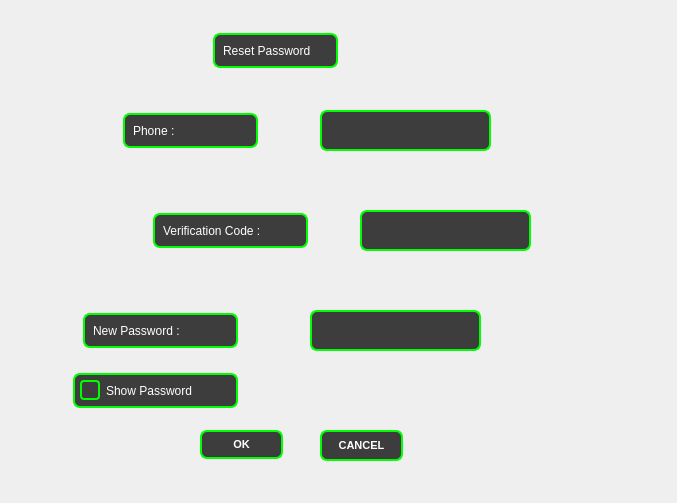
First picture: the form in login.ui, repository ProjetCpp-2425/projetcpp-smart-pharmacy-2a30, before the edit.
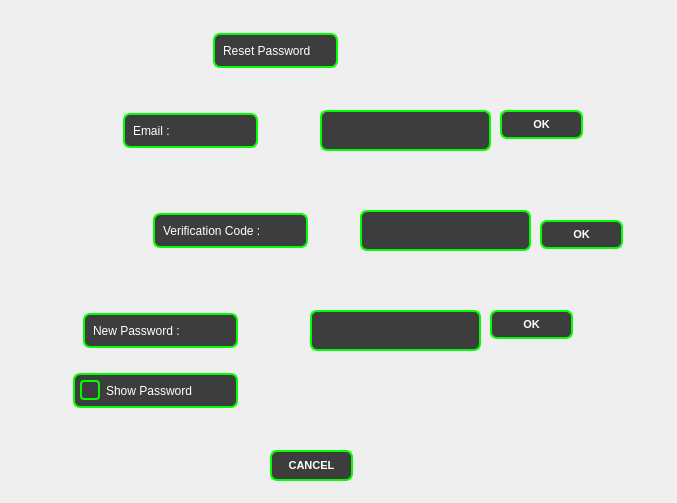
Second picture: the form after the edit. The open tabs and pages were chosen to show the change.

```diff
--- a/login.ui
+++ b/login.ui
@@ -18,7 +18,7 @@
     <rect>
      <x>20</x>
      <y>10</y>
-     <width>581</width>
+     <width>631</width>
      <height>471</height>
     </rect>
    </property>
@@ -855,71 +855,14 @@
 </string>
      </property>
      <property name="text">
-      <string>Phone :</string>
-     </property>
-    </widget>
-    <widget class="QPushButton" name="ok_2">
-     <property name="geometry">
-      <rect>
-       <x>180</x>
-       <y>420</y>
-       <width>83</width>
-       <height>29</height>
-      </rect>
-     </property>
-     <property name="styleSheet">
-      <string notr="true">/* QPushButton Styling */
-QPushButton {
-    border-style: solid;
-    background-color: #3d3d3d;  /* Same dark background */
-    color: #ffffff;  /* White text */
-    font-size: 11px;  /* Increase font size */
-    font-weight: bold;  /* Make text bold */
-    border-radius: 7px;  /* Rounded corners */
-    border-width: 2px;  /* Set border width */
-    border-color: #00ff00;  /* Green border */
-    padding: 8px 15px;  /* Padding for button spacing */
-    outline: none; /* Remove default focus outline */
-}
-
-/* Hover effect */
-QPushButton:hover {
-    color: #e0e0e0;  /* Slightly brighter text on hover */
-    background-color: qlineargradient(spread:pad, x1:0.517, y1:0, x2:0.517, y2:1, stop:0 rgba(45, 45, 45, 255), stop:0.505682 rgba(45, 45, 45, 255), stop:1 rgba(29, 29, 29, 255));  /* Darker background */
-    border-color: #2d89ef;  /* Blue border on hover */
-}
-
-/* Pressed/Clicked effect (with border unchanged) */
-QPushButton:pressed {
-    background-color: qlineargradient(spread:pad, x1:0.517, y1:0, x2:0.517, y2:1, stop:0 rgba(29, 29, 29, 255), stop:0.505682 rgba(45, 45, 45, 255), stop:1 rgba(29, 29, 29, 255));  /* Darker background on press */
-    border-color: #da532c;  /* Keep the orange border when pressed */
-    border-width: 2px;  /* Keep the border width */
-}
-
-/* Checked/Pressed button stays in this state */
-QPushButton:checked {
-    background-color: #76797C;  /* Grayish background when checked */
-    border-color: #6A6969;  /* Gray border when checked */
-    color: #ffffff;  /* White text when checked */
-}
-
-/* Disabled Button */
-QPushButton:disabled {
-    background-color: #2b2b2b;  /* Darker background for disabled button */
-    color: #aaaaaa;  /* Gray text when disabled */
-    border-color: #555555;  /* Lighter border when disabled */
-}
-</string>
-     </property>
-     <property name="text">
-      <string>OK</string>
+      <string>Email :</string>
      </property>
     </widget>
     <widget class="QPushButton" name="cancel_2">
      <property name="geometry">
       <rect>
-       <x>300</x>
-       <y>420</y>
+       <x>250</x>
+       <y>440</y>
        <width>83</width>
        <height>31</height>
       </rect>
@@ -1198,6 +1141,177 @@
       <string>Reset Password</string>
      </property>
     </widget>
+    <widget class="QPushButton" name="ok_email">
+     <property name="geometry">
+      <rect>
+       <x>480</x>
+       <y>100</y>
+       <width>83</width>
+       <height>29</height>
+      </rect>
+     </property>
+     <property name="styleSheet">
+      <string notr="true">/* QPushButton Styling */
+QPushButton {
+    border-style: solid;
+    background-color: #3d3d3d;  /* Same dark background */
+    color: #ffffff;  /* White text */
+    font-size: 11px;  /* Increase font size */
+    font-weight: bold;  /* Make text bold */
+    border-radius: 7px;  /* Rounded corners */
+    border-width: 2px;  /* Set border width */
+    border-color: #00ff00;  /* Green border */
+    padding: 8px 15px;  /* Padding for button spacing */
+    outline: none; /* Remove default focus outline */
+}
+
+/* Hover effect */
+QPushButton:hover {
+    color: #e0e0e0;  /* Slightly brighter text on hover */
+    background-color: qlineargradient(spread:pad, x1:0.517, y1:0, x2:0.517, y2:1, stop:0 rgba(45, 45, 45, 255), stop:0.505682 rgba(45, 45, 45, 255), stop:1 rgba(29, 29, 29, 255));  /* Darker background */
+    border-color: #2d89ef;  /* Blue border on hover */
+}
+
+/* Pressed/Clicked effect (with border unchanged) */
+QPushButton:pressed {
+    background-color: qlineargradient(spread:pad, x1:0.517, y1:0, x2:0.517, y2:1, stop:0 rgba(29, 29, 29, 255), stop:0.505682 rgba(45, 45, 45, 255), stop:1 rgba(29, 29, 29, 255));  /* Darker background on press */
+    border-color: #da532c;  /* Keep the orange border when pressed */
+    border-width: 2px;  /* Keep the border width */
+}
+
+/* Checked/Pressed button stays in this state */
+QPushButton:checked {
+    background-color: #76797C;  /* Grayish background when checked */
+    border-color: #6A6969;  /* Gray border when checked */
+    color: #ffffff;  /* White text when checked */
+}
+
+/* Disabled Button */
+QPushButton:disabled {
+    background-color: #2b2b2b;  /* Darker background for disabled button */
+    color: #aaaaaa;  /* Gray text when disabled */
+    border-color: #555555;  /* Lighter border when disabled */
+}
+</string>
+     </property>
+     <property name="text">
+      <string>OK</string>
+     </property>
+    </widget>
+    <widget class="QPushButton" name="ok_verificationcode">
+     <property name="geometry">
+      <rect>
+       <x>520</x>
+       <y>210</y>
+       <width>83</width>
+       <height>29</height>
+      </rect>
+     </property>
+     <property name="styleSheet">
+      <string notr="true">/* QPushButton Styling */
+QPushButton {
+    border-style: solid;
+    background-color: #3d3d3d;  /* Same dark background */
+    color: #ffffff;  /* White text */
+    font-size: 11px;  /* Increase font size */
+    font-weight: bold;  /* Make text bold */
+    border-radius: 7px;  /* Rounded corners */
+    border-width: 2px;  /* Set border width */
+    border-color: #00ff00;  /* Green border */
+    padding: 8px 15px;  /* Padding for button spacing */
+    outline: none; /* Remove default focus outline */
+}
+
+/* Hover effect */
+QPushButton:hover {
+    color: #e0e0e0;  /* Slightly brighter text on hover */
+    background-color: qlineargradient(spread:pad, x1:0.517, y1:0, x2:0.517, y2:1, stop:0 rgba(45, 45, 45, 255), stop:0.505682 rgba(45, 45, 45, 255), stop:1 rgba(29, 29, 29, 255));  /* Darker background */
+    border-color: #2d89ef;  /* Blue border on hover */
+}
+
+/* Pressed/Clicked effect (with border unchanged) */
+QPushButton:pressed {
+    background-color: qlineargradient(spread:pad, x1:0.517, y1:0, x2:0.517, y2:1, stop:0 rgba(29, 29, 29, 255), stop:0.505682 rgba(45, 45, 45, 255), stop:1 rgba(29, 29, 29, 255));  /* Darker background on press */
+    border-color: #da532c;  /* Keep the orange border when pressed */
+    border-width: 2px;  /* Keep the border width */
+}
+
+/* Checked/Pressed button stays in this state */
+QPushButton:checked {
+    background-color: #76797C;  /* Grayish background when checked */
+    border-color: #6A6969;  /* Gray border when checked */
+    color: #ffffff;  /* White text when checked */
+}
+
+/* Disabled Button */
+QPushButton:disabled {
+    background-color: #2b2b2b;  /* Darker background for disabled button */
+    color: #aaaaaa;  /* Gray text when disabled */
+    border-color: #555555;  /* Lighter border when disabled */
+}
+</string>
+     </property>
+     <property name="text">
+      <string>OK</string>
+     </property>
+    </widget>
+    <widget class="QPushButton" name="ok_newpassword">
+     <property name="geometry">
+      <rect>
+       <x>470</x>
+       <y>300</y>
+       <width>83</width>
+       <height>29</height>
+      </rect>
+     </property>
+     <property name="styleSheet">
+      <string notr="true">/* QPushButton Styling */
+QPushButton {
+    border-style: solid;
+    background-color: #3d3d3d;  /* Same dark background */
+    color: #ffffff;  /* White text */
+    font-size: 11px;  /* Increase font size */
+    font-weight: bold;  /* Make text bold */
+    border-radius: 7px;  /* Rounded corners */
+    border-width: 2px;  /* Set border width */
+    border-color: #00ff00;  /* Green border */
+    padding: 8px 15px;  /* Padding for button spacing */
+    outline: none; /* Remove default focus outline */
+}
+
+/* Hover effect */
+QPushButton:hover {
+    color: #e0e0e0;  /* Slightly brighter text on hover */
+    background-color: qlineargradient(spread:pad, x1:0.517, y1:0, x2:0.517, y2:1, stop:0 rgba(45, 45, 45, 255), stop:0.505682 rgba(45, 45, 45, 255), stop:1 rgba(29, 29, 29, 255));  /* Darker background */
+    border-color: #2d89ef;  /* Blue border on hover */
+}
+
+/* Pressed/Clicked effect (with border unchanged) */
+QPushButton:pressed {
+    background-color: qlineargradient(spread:pad, x1:0.517, y1:0, x2:0.517, y2:1, stop:0 rgba(29, 29, 29, 255), stop:0.505682 rgba(45, 45, 45, 255), stop:1 rgba(29, 29, 29, 255));  /* Darker background on press */
+    border-color: #da532c;  /* Keep the orange border when pressed */
+    border-width: 2px;  /* Keep the border width */
+}
+
+/* Checked/Pressed button stays in this state */
+QPushButton:checked {
+    background-color: #76797C;  /* Grayish background when checked */
+    border-color: #6A6969;  /* Gray border when checked */
+    color: #ffffff;  /* White text when checked */
+}
+
+/* Disabled Button */
+QPushButton:disabled {
+    background-color: #2b2b2b;  /* Darker background for disabled button */
+    color: #aaaaaa;  /* Gray text when disabled */
+    border-color: #555555;  /* Lighter border when disabled */
+}
+</string>
+     </property>
+     <property name="text">
+      <string>OK</string>
+     </property>
+    </widget>
    </widget>
   </widget>
  </widget>
```
Left out of the diff: 2 changed lines with no effect on the pictures.
